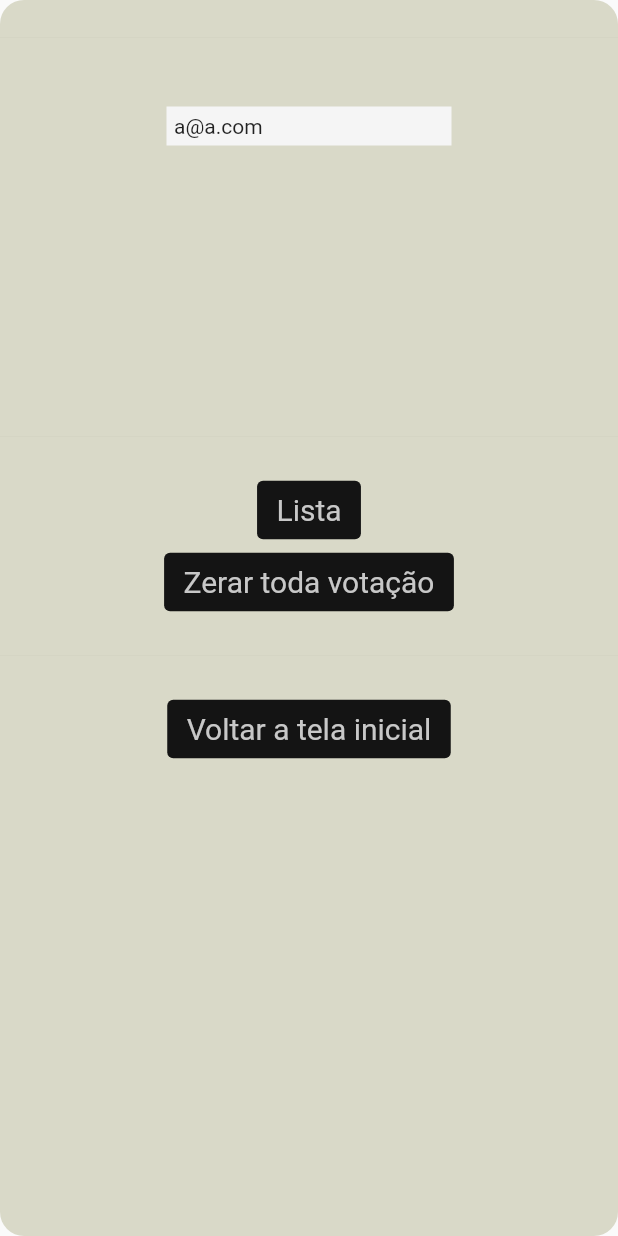
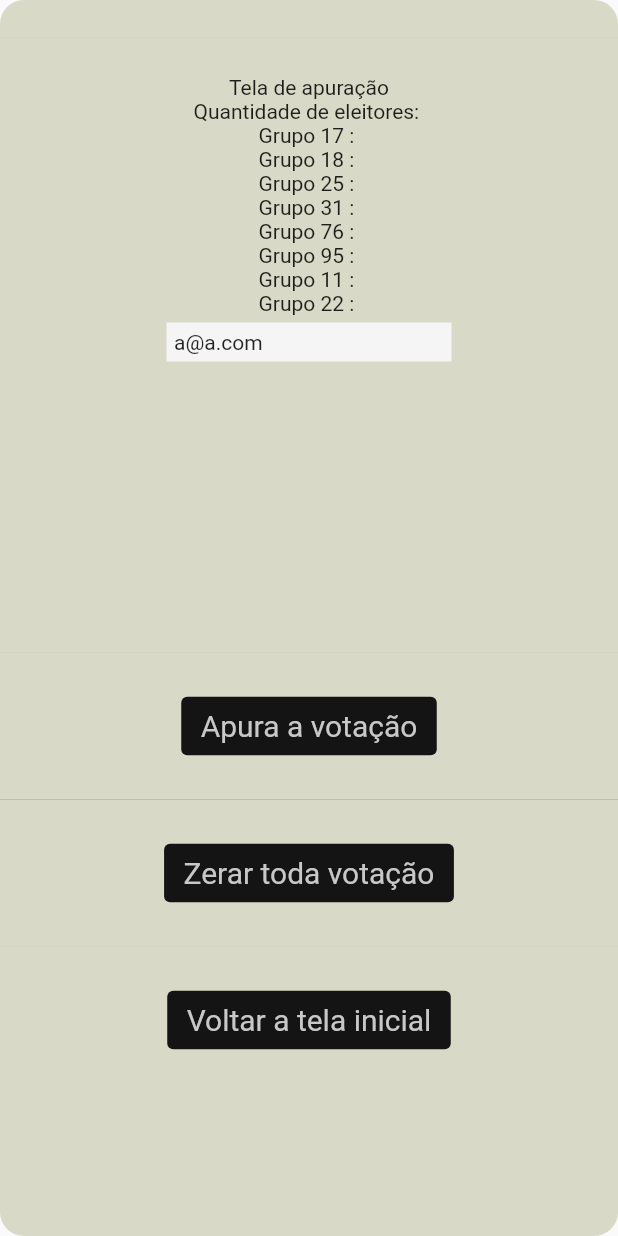
Before and after one commit to heron-brito/urna, a Flutter app: the AdminPage screen opened directly, on a phone screen of 412 x 824 dp. Run offline on Flutter 3.47's test engine with Material 2 defaults, Android fonts, the phone set to English and light mode, and no system bars; our stand-ins replace shared_preferences; accounts and stored records are empty.

Commit message:
completo versao 1.0

```diff
--- a/lib/pagina_admin.dart
+++ b/lib/pagina_admin.dart
@@ -18,6 +18,14 @@ class _AdminPageState extends State<AdminPage> {
   // List<String> emails = [];
   List<String> emails = ['a@a.com', ];
   String qtdVotantes = '';
+  String candidato_17 = '';
+  String candidato_18 = '';
+  String candidato_25 = '';
+  String candidato_31 = '';
+  String candidato_76 = '';
+  String candidato_95 = '';
+  String candidato_11 = '';
+  String candidato_22 = '';
 
   // String get qtd_votantes => emails.length.toString();
   // String qtd_votantes = emails.length.toString();
@@ -60,7 +68,15 @@ class _AdminPageState extends State<AdminPage> {
     //  emails = prefs.get('emails') ;
     //  qtdVotantes = emails.length.toString();
     // if (emails != null) {
-    //  qtdVotantes = emails.length;
+     qtdVotantes = emails.length.toString();
+     candidato_17 = prefs.getInt('17').toString() ?? '' ;
+     candidato_18 = prefs.getInt('18').toString() ?? '' ;
+     candidato_25 = prefs.getInt('25').toString() ?? '' ;
+     candidato_31 = prefs.getInt('31').toString() ?? '' ;
+     candidato_76 = prefs.getInt('76').toString() ?? '' ;
+     candidato_95 = prefs.getInt('95').toString() ?? '' ;
+     candidato_11 = prefs.getInt('11').toString() ?? '' ;
+     candidato_22 = prefs.getInt('22').toString() ?? '' ;
     //  print('qtd eleitores: $qtdVotantes}');
 
     // }
@@ -71,9 +87,12 @@ class _AdminPageState extends State<AdminPage> {
 
   // ignore: non_constant_identifier_names
   _listaVotantes() async{
-    print('_listaVotantes');
-    await _loadSharePrefs();
-    print('emails: ${emails}');
+    setState(() {
+       print('_listaVotantes');
+        _loadSharePrefs();
+       print('emails: ${emails}');
+
+    });
   }
 
   _clearPrefs() async{
@@ -96,10 +115,22 @@ class _AdminPageState extends State<AdminPage> {
               height: 50,
               thickness: 0.1,
             ),
-            Text( qtdVotantes ),
+            // Text( qtdVotantes ),
             Column(
                 mainAxisAlignment: MainAxisAlignment.center,
                 children: [
+
+                  // Heron teste Future
+                  Text('Tela de apuração'),
+                  Text('Quantidade de eleitores: ${qtdVotantes}'),
+                  Text('Grupo 17 : ${candidato_17}'),
+                  Text('Grupo 18 : ${candidato_18}'),
+                  Text('Grupo 25 : ${candidato_25}'),
+                  Text('Grupo 31 : ${candidato_31}'),
+                  Text('Grupo 76 : ${candidato_76}'),
+                  Text('Grupo 95 : ${candidato_95}'),
+                  Text('Grupo 11 : ${candidato_11}'),
+                  Text('Grupo 22 : ${candidato_22}'),
 
                   SizedBox(
                     height: 200,
@@ -131,8 +162,9 @@ class _AdminPageState extends State<AdminPage> {
                         ),
                       ),
                       onPressed: (){_listaVotantes();},
-                      child: const Text(' Lista ')
+                      child: const Text(' Apura a votação ')
                    ),
+                   Divider(height: 50,),
                    TextButton(
                       style: TextButton.styleFrom(
                         primary: const Color.fromARGB(255, 200, 200, 200),
```
Also changed, not shown: lib/main.dart (+12 -6 lines), lib/pagina_cadidato.dart (+41 -25 lines), asset/img/ciência.jpg (added), asset/img/vacina.jpg (added), flutter_01.png (added), 3 other files.
